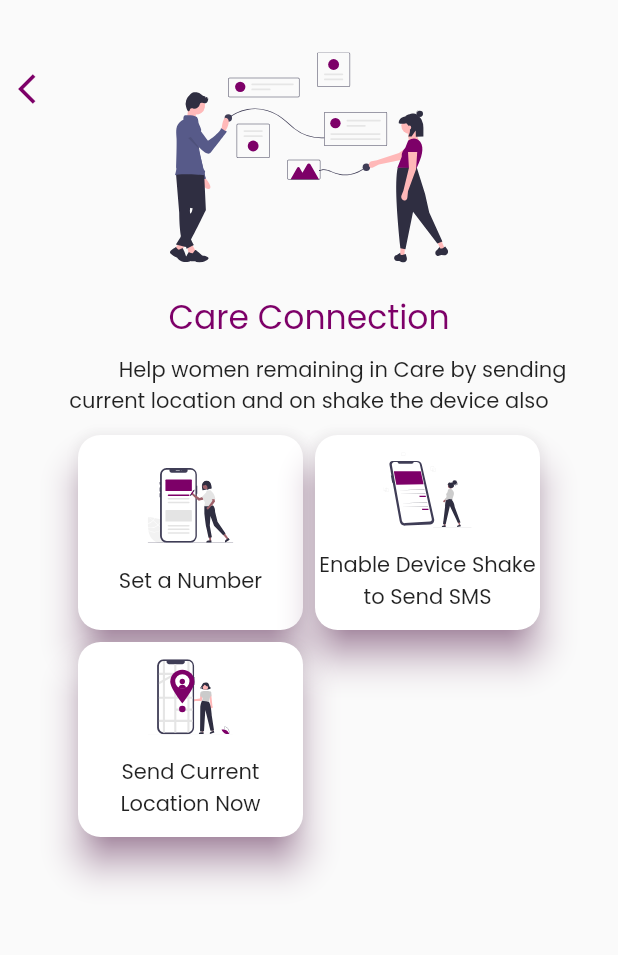
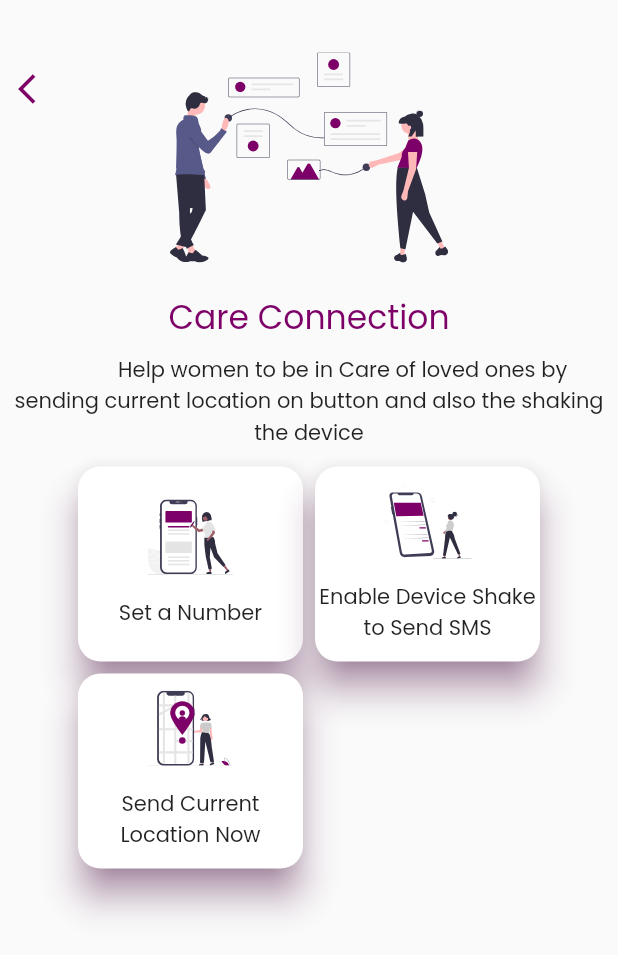
Before and after one commit to JaveedIshaq/zenatamkin, a Flutter app: the CareConnectionHomeView screen opened by its route, on a phone screen of 412 x 824 dp. Shown: the top 955 px of the screen. Run offline on Flutter 3.47's test engine with Material 2 defaults, Android fonts, the phone set to English and light mode, and no system bars; our stand-ins replace cached_network_image, flutter_markdown, flutter_svg, fluttertoast, get_it, logger and 7 more; accounts and stored records are empty; network calls fail; project files that could hold a hidden picture were left out.

Commit message:
screenshots and apk added

```diff
--- a/lib/views/care_connection/care_connection.dart
+++ b/lib/views/care_connection/care_connection.dart
@@ -29,7 +29,7 @@ class CareConnectionHomeView extends StatelessWidget {
                 padding: EdgeInsets.all(8.0),
                 child: Text(
                   '''
-            Help women remaining in Care by sending current location and on shake the device also''',
+            Help women to be in Care of loved ones by sending current location on button and also the shaking the device''',
                   textAlign: TextAlign.center,
                 ),
               ),
--- a/lib/views/fun_zone/affirmations.dart
+++ b/lib/views/fun_zone/affirmations.dart
@@ -20,7 +20,7 @@ class Affirmations extends StatelessWidget {
       onModelReady: (AppViewModel model) => model.requestAffirmation(),
       disposeViewModel: false,
       builder: (context, model, child) => Scaffold(
-          backgroundColor: primaryColor,
+          backgroundColor: primaryColor.withBlue(900),
           body: Stack(
             children: [
               Positioned(
@@ -42,7 +42,7 @@ class Affirmations extends StatelessWidget {
                       ? const LoadingIndicator(color: Colors.white38)
                       : Container(
                           height: MediaQuery.of(context).size.height * 0.8,
-                          color: primaryColor,
+                          color: primaryColor.withBlue(900),
                           child: Padding(
                             padding: const EdgeInsets.symmetric(
                                 horizontal: 18.0, vertical: 50),
```
Also changed, not shown: 12 other files.
